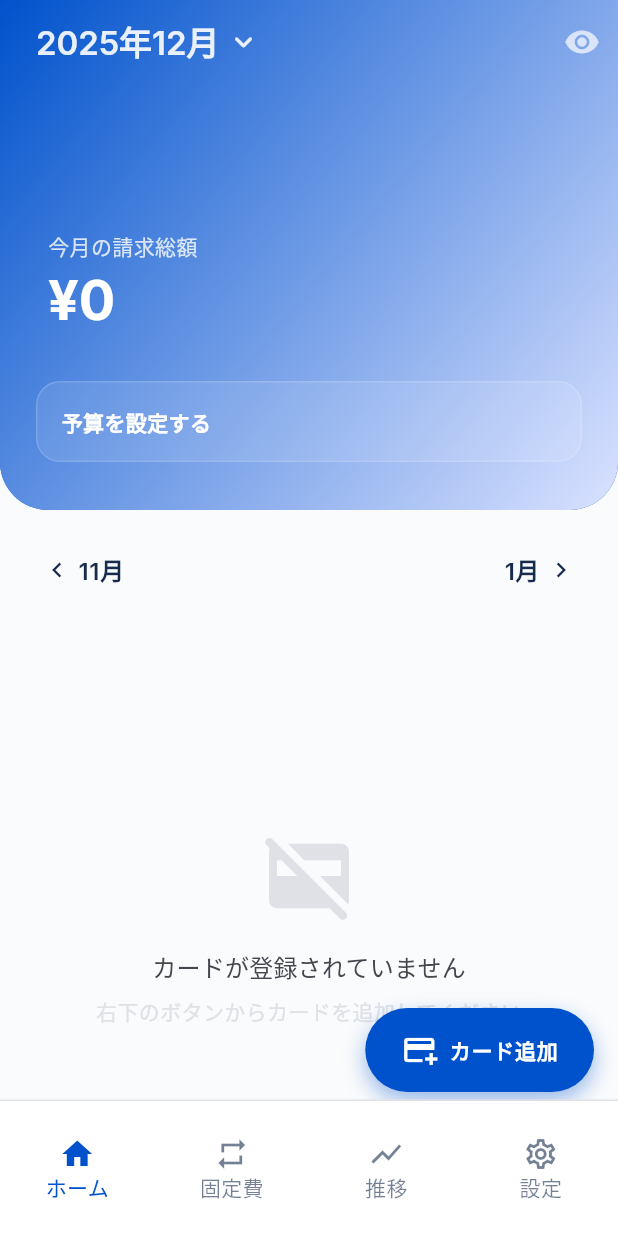
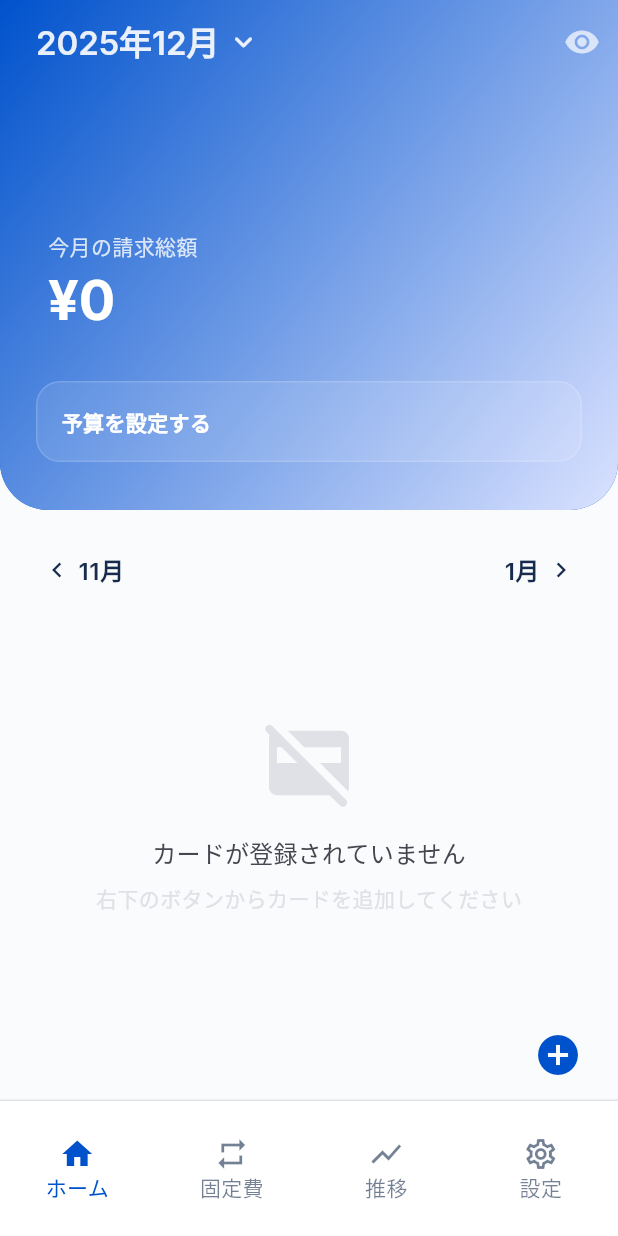
Before and after one commit to latte-dev-app/CreditCardDiary, a Flutter app: the screen it shows after launch, on a phone screen of 412 x 824 dp. Run offline on Flutter 3.47's test engine with Material 3 defaults, Android fonts, the phone set to English and light mode, and no system bars; our stand-ins replace fl_chart, get_it, google_fonts, image_picker, shared_preferences; missing offline and left inert: dart:html, widgetbook.

Commit message:
HIG対応: トーストをネイティブアラートに変更し、追加ボタンをボトムツールバーに移動

```diff
--- a/lib/app/app_theme.dart
+++ b/lib/app/app_theme.dart
@@ -157,6 +157,12 @@ class AppTheme {
         elevation: 3,
       ),
       dividerTheme: const DividerThemeData(color: _n30, thickness: 1, space: 1),
+      pageTransitionsTheme: const PageTransitionsTheme(
+        builders: {
+          TargetPlatform.android: CupertinoPageTransitionsBuilder(),
+          TargetPlatform.iOS: CupertinoPageTransitionsBuilder(),
+        },
+      ),
     );
   }
 
@@ -294,6 +300,12 @@ class AppTheme {
         thickness: 1,
         space: 1,
       ),
+      pageTransitionsTheme: const PageTransitionsTheme(
+        builders: {
+          TargetPlatform.android: CupertinoPageTransitionsBuilder(),
+          TargetPlatform.iOS: CupertinoPageTransitionsBuilder(),
+        },
+      ),
     );
   }
 }
--- a/lib/features/cards/presentation/dialogs/add_card_dialog.dart
+++ b/lib/features/cards/presentation/dialogs/add_card_dialog.dart
@@ -10,7 +10,7 @@ import '../../infrastructure/image_storage.dart';
 import '../constants/card_constants.dart';
 import '../widgets/color_picker.dart';
 import '../screens/card_detail_screen.dart';
-import 'package:creditcarddiary/shared/widgets/top_error_toast.dart';
+import '../../../../shared/widgets/native_dialog.dart';
 import 'package:creditcarddiary/shared/widgets/loading_overlay.dart';
 
 /// カード追加ダイアログを表示
@@ -501,7 +501,7 @@ Future<void> showAddCardDialog(
                                       }
                                     }
                                   } else {
-                                    showTopErrorToast(
+                                    showNativeErrorDialog(
                                       dialogContext,
                                       'カード名と種類を入力してください',
                                     );
--- a/lib/features/cards/presentation/dialogs/budget_dialog.dart
+++ b/lib/features/cards/presentation/dialogs/budget_dialog.dart
@@ -3,7 +3,7 @@ import 'package:flutter/services.dart';
 import '../../application/card_provider.dart';
 import '../widgets/number_input_formatter.dart';
 import 'package:google_fonts/google_fonts.dart';
-import 'package:creditcarddiary/shared/widgets/top_error_toast.dart';
+import '../../../../shared/widgets/native_dialog.dart';
 
 /// 予算設定ダイアログを表示
 Future<void> showBudgetDialog(
@@ -91,7 +91,7 @@ Future<void> showBudgetDialog(
                     }
                   }
                 } else {
-                  showTopErrorToast(context, '予算額を入力してください');
+                  showNativeErrorDialog(context, '予算額を入力してください');
                 }
               },
               child: Text(
--- a/lib/features/cards/presentation/screens/home_screen.dart
+++ b/lib/features/cards/presentation/screens/home_screen.dart
@@ -10,7 +10,6 @@ import '../../../../shared/services/notification_service.dart';
 import '../dialogs/add_card_dialog.dart';
 import '../dialogs/budget_dialog.dart';
 
-import '../widgets/animated_fab.dart';
 import '../widgets/home_card_item.dart';
 import '../widgets/home_budget_card.dart';
 import '../../domain/logic/payment_logic.dart';
@@ -170,6 +169,23 @@ class _HomeScreenState extends State<HomeScreen> {
     final nextMonthDate = DateTime(year, month + 1);
 
     return Scaffold(
+      bottomNavigationBar: BottomAppBar(
+        color: theme.scaffoldBackgroundColor,
+        surfaceTintColor: Colors.transparent,
+        height: 60,
+        padding: const EdgeInsets.symmetric(horizontal: 16),
+        child: Row(
+          mainAxisAlignment: MainAxisAlignment.end,
+          children: [
+            IconButton(
+              onPressed: () => showAddCardDialog(context, onCardAdded: (_) {}),
+              icon: Icon(Icons.add_circle, color: theme.colorScheme.primary),
+              iconSize: 32,
+              tooltip: 'カード追加',
+            ),
+          ],
+        ),
+      ),
       body: Consumer<CardProvider>(
         builder: (context, provider, _) {
           final totalAmount = provider.getTotalByMonth(year, month);
@@ -533,14 +549,6 @@ class _HomeScreenState extends State<HomeScreen> {
           );
         },
       ),
-      floatingActionButton: Padding(
-        padding: const EdgeInsets.only(bottom: 80),
-        child: AnimatedFab(
-          onPressed: () => showAddCardDialog(context, onCardAdded: (_) {}),
-          icon: Icons.add_card,
-          label: 'カード追加',
-        ),
-      ),
     );
   }
 
--- a/lib/features/cards/presentation/screens/main_screen.dart
+++ b/lib/features/cards/presentation/screens/main_screen.dart
@@ -28,7 +28,7 @@ class _MainScreenState extends State<MainScreen> {
     final l10n = AppLocalizations.of(context)!;
 
     return Scaffold(
-      extendBody: true,
+      extendBody: false,
       body: AnimatedSwitcher(
         duration: const Duration(milliseconds: 300),
         transitionBuilder: (Widget child, Animation<double> animation) {
```
Also changed, not shown: lib/features/cards/presentation/screens/card_detail_screen.dart (+21 -13 lines), lib/features/cards/presentation/screens/fixed_cost_screen.dart (+20 -10 lines), lib/shared/widgets/native_dialog.dart (added, +19 -0 lines), lib/shared/widgets/top_error_toast.dart (deleted, +0 -101 lines).
